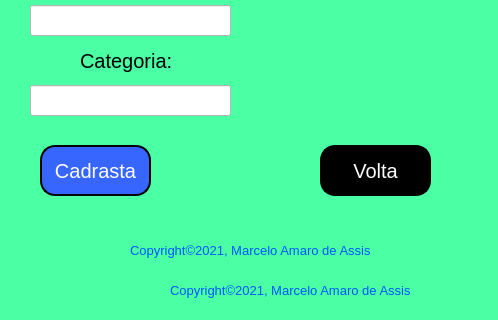
This is Projeto/terceira.ui in marceloamaro/Pratica_BD as Qt 5 draws it before an edit; both pictures show x 0 to 498 and y 265 to 585 of the 498 by 585 pixel window. The edited form follows.
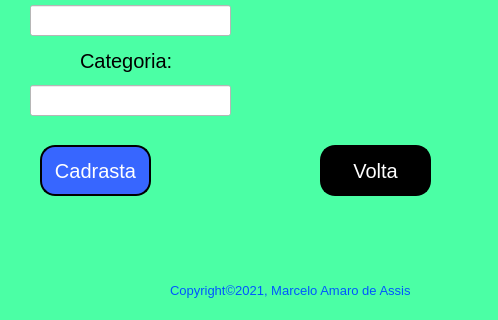
This is the edited form. Icons and pictures are not drawn.

The edit to the form file:
```diff
--- a/Projeto/terceira.ui
+++ b/Projeto/terceira.ui
@@ -280,27 +280,6 @@
      <string>Copyright©2021, Marcelo Amaro de Assis</string>
     </property>
    </widget>
-   <widget class="QLabel" name="label_9">
-    <property name="geometry">
-     <rect>
-      <x>130</x>
-      <y>500</y>
-      <width>251</width>
-      <height>31</height>
-     </rect>
-    </property>
-    <property name="font">
-     <font>
-      <pointsize>10</pointsize>
-     </font>
-    </property>
-    <property name="styleSheet">
-     <string notr="true">color: rgb(0, 85, 255);</string>
-    </property>
-    <property name="text">
-     <string>Copyright©2021, Marcelo Amaro de Assis</string>
-    </property>
-   </widget>
    <zorder>label_4</zorder>
    <zorder>pushButton</zorder>
    <zorder>label</zorder>
```
Left out of the diff: 1 changed line with no effect on the pictures.
